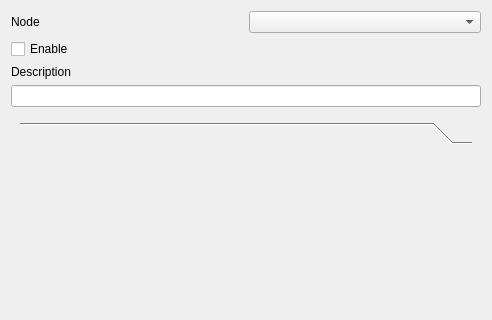
First picture: the form in ui/opensnitch/res/firewall_rule.ui, repository evilsocket/opensnitch, before the edit; both pictures show x 0 to 492 and y 0 to 320 of the 492 by 600 pixel window.
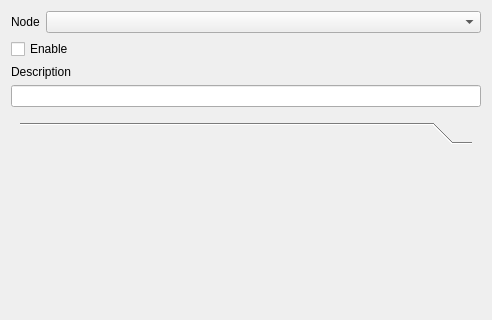
Second picture: the form after the edit. Icons and pictures are not drawn.

Commit message: ui: show nodes widget only when there're multiple nodes

Patch:
```diff
--- a/ui/opensnitch/res/firewall_rule.ui
+++ b/ui/opensnitch/res/firewall_rule.ui
@@ -21,7 +21,13 @@
    <item>
     <layout class="QHBoxLayout" name="horizontalLayout_3">
      <item>
-      <widget class="QLabel" name="label_7">
+      <widget class="QLabel" name="labelNode">
+       <property name="sizePolicy">
+        <sizepolicy hsizetype="Maximum" vsizetype="Preferred">
+         <horstretch>0</horstretch>
+         <verstretch>0</verstretch>
+        </sizepolicy>
+       </property>
        <property name="text">
         <string>Node</string>
        </property>
```
Left out of the diff: 8 changed lines with no effect on the pictures. The commit also changes 6 other files.
